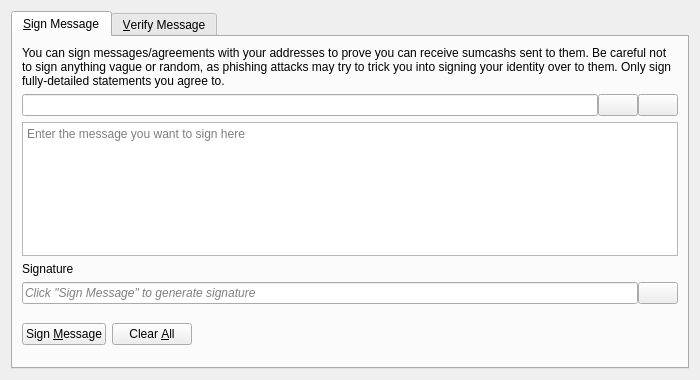
sumcoinlabs/sumcoin, file src/qt/forms/signverifymessagedialog.ui: the form before one commit.
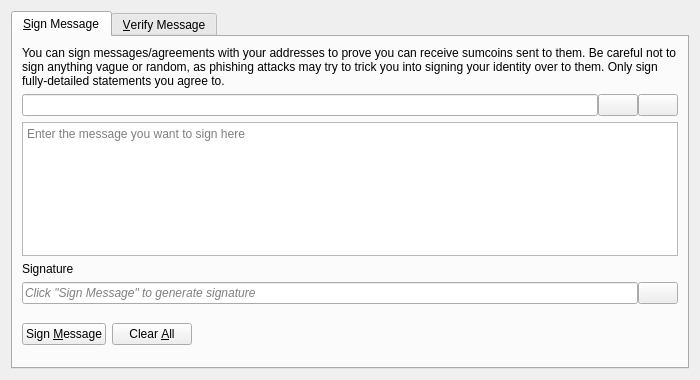
The form after the commit. Icons and pictures are not drawn. Custom widgets are drawn as their Qt base class.

Patch:
```diff
--- a/src/qt/forms/signverifymessagedialog.ui
+++ b/src/qt/forms/signverifymessagedialog.ui
@@ -30,7 +30,7 @@
        <item>
         <widget class="QLabel" name="infoLabel_SM">
          <property name="text">
-          <string>You can sign messages/agreements with your addresses to prove you can receive sumcashs sent to them. Be careful not to sign anything vague or random, as phishing attacks may try to trick you into signing your identity over to them. Only sign fully-detailed statements you agree to.</string>
+          <string>You can sign messages/agreements with your addresses to prove you can receive sumcoins sent to them. Be careful not to sign anything vague or random, as phishing attacks may try to trick you into signing your identity over to them. Only sign fully-detailed statements you agree to.</string>
          </property>
          <property name="textFormat">
           <enum>Qt::PlainText</enum>
```
